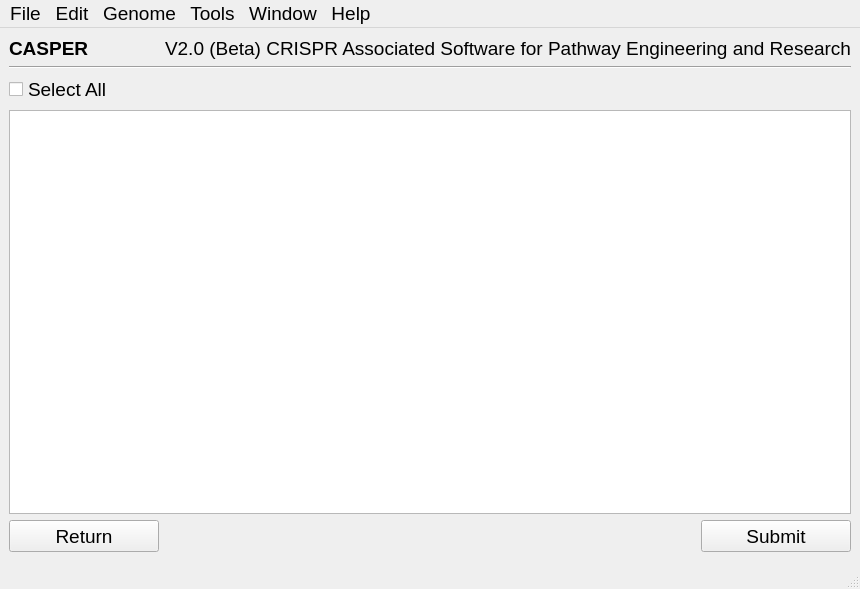
Above: Annotation Details.ui from TrinhLab/CASPERapp before the change. Below: the same form after it.
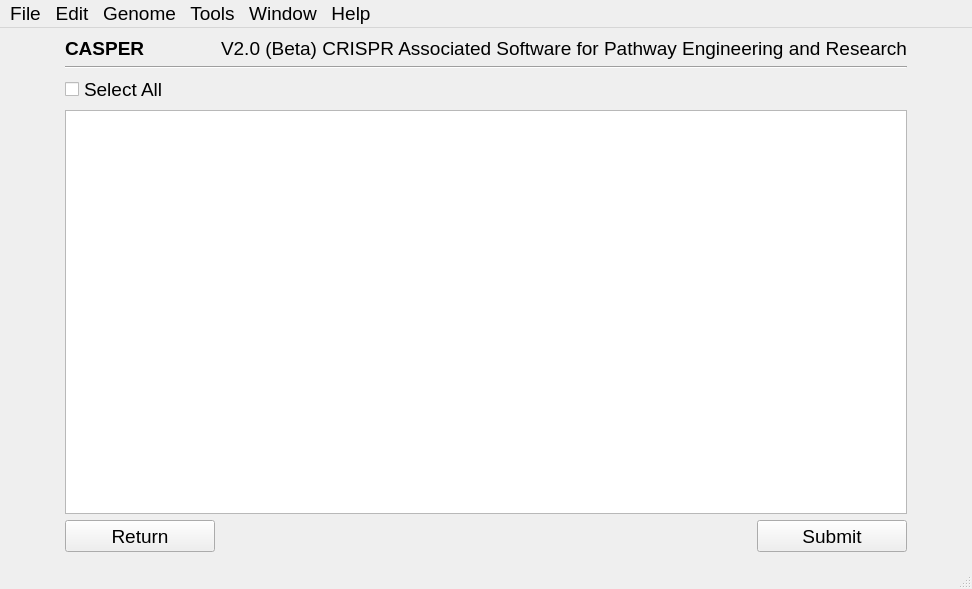
That is the form after the change.

What changed in the file:
```diff
--- a/Annotation Details.ui
+++ b/Annotation Details.ui
@@ -9,7 +9,7 @@
    <rect>
     <x>0</x>
     <y>0</y>
-    <width>754</width>
+    <width>936</width>
     <height>589</height>
    </rect>
   </property>
@@ -30,7 +30,26 @@
   </property>
   <widget class="QWidget" name="centralwidget">
    <layout class="QGridLayout" name="gridLayout">
-    <item row="5" column="2" colspan="2" alignment="Qt::AlignRight">
+    <item row="3" column="0">
+     <widget class="QLabel" name="label">
+      <property name="minimumSize">
+       <size>
+        <width>50</width>
+        <height>0</height>
+       </size>
+      </property>
+      <property name="maximumSize">
+       <size>
+        <width>50</width>
+        <height>16777215</height>
+       </size>
+      </property>
+      <property name="text">
+       <string/>
+      </property>
+     </widget>
+    </item>
+    <item row="5" column="3" colspan="2" alignment="Qt::AlignRight">
      <widget class="QPushButton" name="Submit_button">
       <property name="minimumSize">
        <size>
@@ -49,11 +68,11 @@
       </property>
      </widget>
     </item>
-    <item row="0" column="0">
+    <item row="0" column="1">
      <widget class="QLabel" name="label_8">
       <property name="maximumSize">
        <size>
-        <width>150</width>
+        <width>16777215</width>
         <height>16777215</height>
        </size>
       </property>
@@ -66,7 +85,7 @@
       </property>
      </widget>
     </item>
-    <item row="5" column="0">
+    <item row="5" column="1">
      <widget class="QPushButton" name="Go_Back_Button">
       <property name="minimumSize">
        <size>
@@ -85,14 +104,14 @@
       </property>
      </widget>
     </item>
-    <item row="3" column="0">
+    <item row="3" column="1">
      <widget class="QCheckBox" name="select_all_checkbox">
       <property name="text">
        <string>Select All</string>
       </property>
      </widget>
     </item>
-    <item row="4" column="0" colspan="4">
+    <item row="4" column="1" colspan="4">
      <widget class="QTableWidget" name="tableWidget">
       <property name="minimumSize">
        <size>
@@ -108,15 +127,24 @@
       </property>
      </widget>
     </item>
-    <item row="1" column="0" colspan="4">
+    <item row="1" column="1" colspan="4">
      <widget class="Line" name="line">
       <property name="orientation">
        <enum>Qt::Horizontal</enum>
       </property>
      </widget>
     </item>
-    <item row="0" column="1" colspan="3">
+    <item row="0" column="2" colspan="3">
      <widget class="QLabel" name="label_7">
+      <property name="font">
+       <font>
+        <family>Arial</family>
+        <pointsize>14</pointsize>
+        <weight>50</weight>
+        <italic>false</italic>
+        <bold>false</bold>
+       </font>
+      </property>
       <property name="styleSheet">
        <string notr="true">font: 16pt &quot;Arial&quot;;</string>
       </property>
@@ -125,6 +153,25 @@
       </property>
      </widget>
     </item>
+    <item row="5" column="5">
+     <widget class="QLabel" name="label_2">
+      <property name="minimumSize">
+       <size>
+        <width>50</width>
+        <height>0</height>
+       </size>
+      </property>
+      <property name="maximumSize">
+       <size>
+        <width>50</width>
+        <height>16777215</height>
+       </size>
+      </property>
+      <property name="text">
+       <string/>
+      </property>
+     </widget>
+    </item>
    </layout>
   </widget>
   <widget class="QMenuBar" name="menubar">
@@ -132,8 +179,8 @@
     <rect>
      <x>0</x>
      <y>0</y>
-     <width>754</width>
-     <height>24</height>
+     <width>936</width>
+     <height>28</height>
     </rect>
    </property>
    <widget class="QMenu" name="menuFile">
```
Left out of the diff: 2 changed lines with no effect on the pictures.
